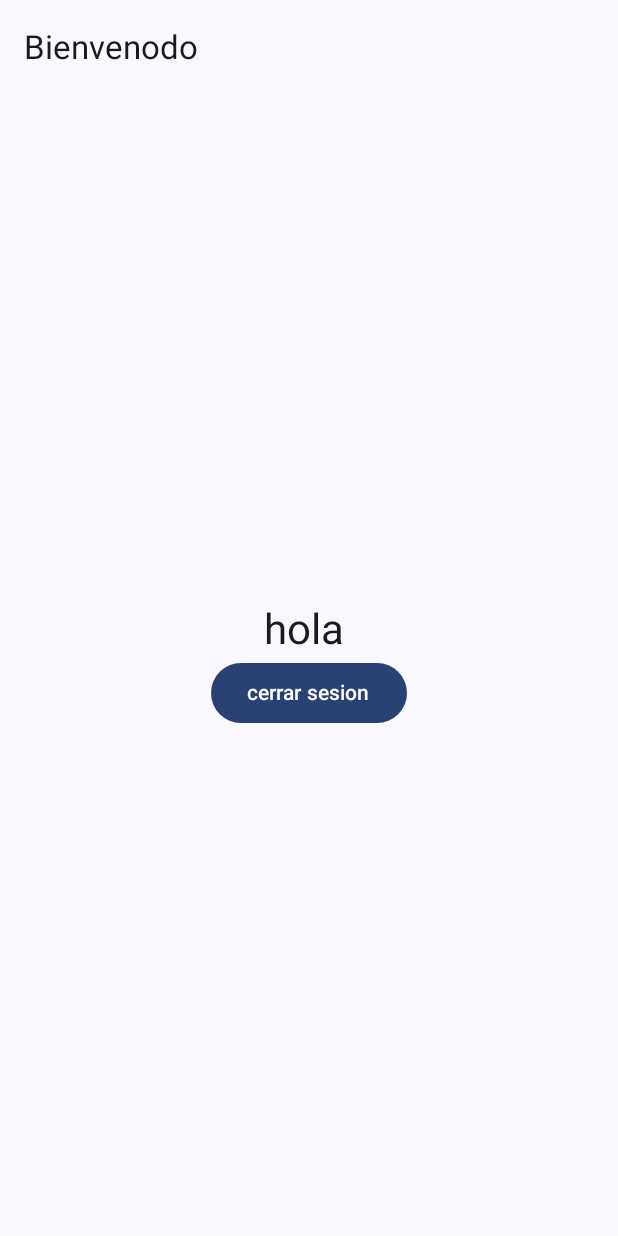
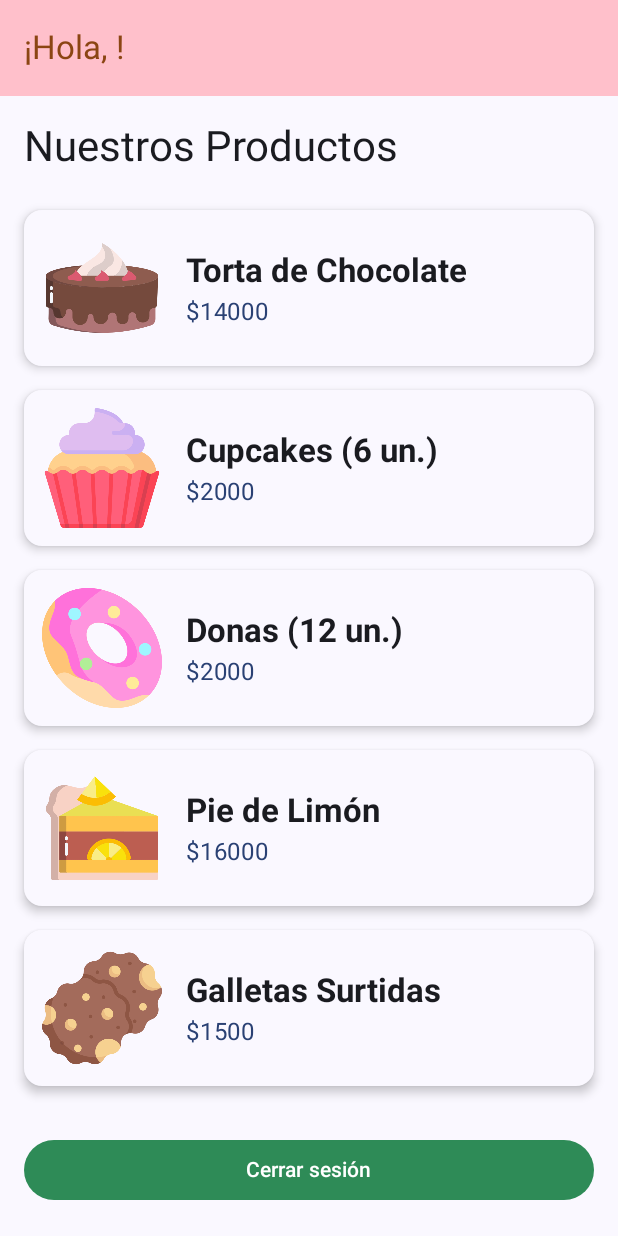
Before and after one commit to Llaitureo/TrabajoDDM, an Android app built with Jetpack Compose: the composable HomeScreem called with empty values, on a phone screen of 412 x 824 dp. Run offline under Robolectric (Android 15) with nearby library versions, the phone set to English and light mode, and no system bars.

Commit message:
Página de productos semi-lista.

```diff
--- a/app/src/main/java/com/pasteleria/MainActivity.kt
+++ b/app/src/main/java/com/pasteleria/MainActivity.kt
@@ -3,12 +3,14 @@ package com.pasteleria
 import android.os.Bundle
 import androidx.activity.ComponentActivity
 import androidx.activity.compose.setContent
+import com.pasteleria.navigation.AppNav
 
 class MainActivity : ComponentActivity() {
     override fun onCreate(savedInstanceState: Bundle?) {
         super.onCreate(savedInstanceState)
         setContent{
-            //AppNav()
+            AppNav()
+
         }
     }
 }
--- a/app/src/main/java/com/pasteleria/data/model/Credential.kt
+++ b/app/src/main/java/com/pasteleria/data/model/Credential.kt
@@ -3,5 +3,6 @@ package com.pasteleria.data.model
 data class Credential (val username:String, val password:String){
     companion object{
         val admin= Credential(username="admin", password = "123")
+        val cliente1= Credential(username = "sopapo", password = "1234")
     }//fin objeto
 }//fin data
--- a/app/src/main/java/com/pasteleria/ui/home/HomeScreem.kt
+++ b/app/src/main/java/com/pasteleria/ui/home/HomeScreem.kt
@@ -1,62 +1,196 @@
 package com.pasteleria.ui.home
 
+import android.net.Uri
+import androidx.compose.foundation.Image
+import androidx.compose.foundation.clickable
 import androidx.compose.foundation.layout.Arrangement
 import androidx.compose.foundation.layout.Column
+import androidx.compose.foundation.layout.PaddingValues
+import androidx.compose.foundation.layout.Row
+import androidx.compose.foundation.layout.Spacer
 import androidx.compose.foundation.layout.fillMaxSize
+import androidx.compose.foundation.layout.fillMaxWidth
+import androidx.compose.foundation.layout.height
 import androidx.compose.foundation.layout.padding
+import androidx.compose.foundation.layout.size
+import androidx.compose.foundation.layout.width
+import androidx.compose.foundation.lazy.LazyColumn
+import androidx.compose.foundation.lazy.items
 import androidx.compose.material3.Button
+import androidx.compose.material3.ButtonDefaults
+import androidx.compose.material3.Card
+import androidx.compose.material3.CardDefaults
 import androidx.compose.material3.ExperimentalMaterial3Api
 import androidx.compose.material3.MaterialTheme
 import androidx.compose.material3.Scaffold
 import androidx.compose.material3.Text
 import androidx.compose.material3.TopAppBar
+import androidx.compose.material3.TopAppBarDefaults
 import androidx.compose.runtime.Composable
 import androidx.compose.ui.Alignment
 import androidx.compose.ui.Modifier
+import androidx.compose.ui.draw.clip
+import androidx.compose.ui.layout.ContentScale
+import androidx.compose.ui.res.painterResource
+import androidx.compose.ui.text.font.FontWeight
+import androidx.compose.ui.tooling.preview.Preview
 import androidx.compose.ui.unit.dp
+import androidx.compose.ui.unit.sp
 import androidx.navigation.NavController
+import androidx.navigation.compose.rememberNavController
+import com.pasteleria.R // Importa tus recursos, incluyendo R.drawable.cupcake
+import com.pasteleria.ui.login.LoginViewModel
 import com.pasteleria.ui.theme.HuertohogarTheme
+import com.pasteleria.ui.theme.Marron
+import com.pasteleria.ui.theme.MarronClaro
+import com.pasteleria.ui.theme.TextoPrincipal
+import com.pasteleria.ui.theme.VerdeEsmeralda
+import com.pasteleria.ui.theme.rosado
+
+// 1. Un data class simple para representar un producto
+data class Producto(
+    val nombre: String,
+    val precio: Int,
+    val imagenResId: Int // Usaremos un ID de drawable
+)
+
+// 2. Lista de productos de ejemplo (puedes mover esto a un ViewModel más tarde)
+val listaDeProductos = listOf(
+    Producto("Torta de Chocolate", 14000, R.drawable.tortachocolate),
+    Producto("Cupcakes (6 un.)", 2000, R.drawable.cupcake2),
+    Producto("Donas (12 un.)", 2000, R.drawable.donut),
+    Producto("Pie de Limón", 16000, R.drawable.pastry),
+    Producto("Galletas Surtidas", 1500, R.drawable.cookie)
+)
 
 @OptIn(ExperimentalMaterial3Api::class)
-
 @Composable
 fun HomeScreem(
-    username : String,
+    username: String,
     navController: NavController
-){
+) {
     HuertohogarTheme {
         Scaffold(
             topBar = {
                 TopAppBar(
-                    title = {Text(text = "Bienvenodo")}
+                    title = { Text(text = "¡Hola, $username!") },
+                    colors = TopAppBarDefaults.topAppBarColors(
+                        containerColor = rosado, // Color de tu tema
+                        titleContentColor = Marron
+                    )
                 )
             }
-        ){innerpadin ->
-            Column (
+        ) { innerPadding ->
+            // Usamos LazyColumn para una lista eficiente
+            LazyColumn(
                 modifier = Modifier
-                    .padding(innerpadin)
-                    .fillMaxSize()
-                    .padding(16.dp),
-                verticalArrangement = Arrangement.Center,
-                horizontalAlignment = Alignment.CenterHorizontally
-            ){
-                Text(
-                    text = "hola $username",
-                    style = MaterialTheme.typography.headlineMedium
-                )
-
-                Button(
-                    onClick = {
-                        navController.navigate("login"){
-                            popUpTo("login"){inclusive = true}
-                            launchSingleTop=true
-                        }
-                    }
-                ) {
-                    Text("cerrar sesion")
+                    .padding(innerPadding)
+                    .fillMaxSize(),
+                contentPadding = PaddingValues(16.dp),
+                verticalArrangement = Arrangement.spacedBy(16.dp) // Espacio entre tarjetas
+            ) {
+                // Título de la sección
+                item {
+                    Text(
+                        text = "Nuestros Productos",
+                        style = MaterialTheme.typography.headlineMedium,
+                        modifier = Modifier.padding(bottom = 8.dp)
+                    )
                 }
 
+                // Creamos un item por cada producto en la lista
+                items(listaDeProductos) { producto ->
+                    ProductoCard(
+                        producto = producto,
+                        onProductoClick = {
+                            val nombreProducto = Uri.encode(producto.nombre)
+                            val precio = producto.precio
+                            val imagenResId = producto.imagenResId
+
+                            navController.navigate("PedidoScreen/$nombreProducto/$precio/$imagenResId")
+                        }
+                    )
+                }
+
+                // Botón de cerrar sesión al final
+                item {
+                    Spacer(modifier = Modifier.height(16.dp))
+                    Button(
+                        onClick = {
+                            navController.navigate("login") {
+                                popUpTo("login") { inclusive = true }
+                                launchSingleTop = true
+                            }
+                        },
+                        modifier = Modifier.fillMaxWidth(),
+                        colors = ButtonDefaults.buttonColors(
+                            containerColor = VerdeEsmeralda
+                        )
+                    ) {
+                        Text("Cerrar sesión")
+                    }
+                }
             }
         }
     }
 }
+
+@Composable
+fun ProductoCard(
+    producto: Producto,
+
+    onProductoClick: () -> Unit // Acción al hacer clic
+) {
+    Card(
+        modifier = Modifier
+            .fillMaxWidth()
+            .clickable(onClick = onProductoClick),
+        elevation = CardDefaults.cardElevation(defaultElevation = 4.dp),
+        colors = CardDefaults.cardColors(
+            containerColor = MaterialTheme.colorScheme.surface // Color de fondo de la tarjeta
+        )
+    ) {
+        Row(
+            modifier = Modifier.padding(12.dp),
+            verticalAlignment = Alignment.CenterVertically
+        ) {
+            // --- Imagen ---
+            Image(
+                painter = painterResource(id = producto.imagenResId),
+                contentDescription = producto.nombre,
+                modifier = Modifier
+                    .size(80.dp)
+                    .clip(MaterialTheme.shapes.medium), // Bordes redondeados
+                contentScale = ContentScale.Crop // Asegura que la imagen llene el espacio
+            )
+
+            Spacer(modifier = Modifier.width(16.dp))
+
+            // --- Título y Precio ---
+            Column(
+                modifier = Modifier.weight(1f) // Ocupa el espacio restante
+            ) {
+                Text(
+                    text = producto.nombre,
+                    style = MaterialTheme.typography.titleLarge,
+                    fontWeight = FontWeight.Bold
+                )
+                Spacer(modifier = Modifier.height(4.dp))
+                Text(
+                    text = "$${producto.precio}", // Formato de precio
+                    style = MaterialTheme.typography.bodyLarge,
+                    color = MaterialTheme.colorScheme.primary, // Color destacado
+                    fontSize = 16.sp
+                )
+            }
+        }
+    }
+
+
+}
+@Preview (showBackground = true)
+@Composable
+fun HomeScreemPreview(){
+    val navController = rememberNavController()
+    HomeScreem(username = "admin", navController)
+}
```
Also changed, not shown: app/src/main/java/com/pasteleria/login/LoginScreen.kt (+13 -7 lines), app/src/main/java/com/pasteleria/navigation/AppNav.kt (+27 -2 lines), app/src/main/java/com/pasteleria/ui/pedido/PedidoScreen.kt (added, +158 -0 lines), app/src/main/res/drawable/cookie.png (added), app/src/main/res/drawable/cupcake2.png (added), app/src/main/res/drawable/donut.png (added), app/src/main/res/drawable/pastry.png (added), app/src/main/res/drawable/tortachocolate.png (added).
